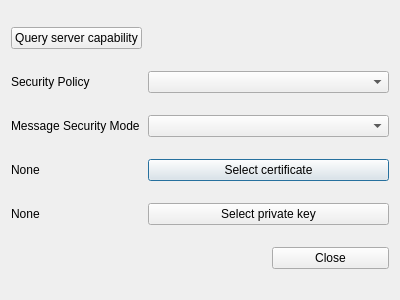
ilManno/OPCUA_PyClient_NodeServer, file client/connection_ui.ui: the form before one commit.
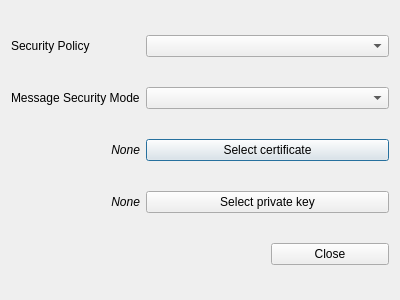
The form after the commit. Icons and pictures are not drawn.

Commit message: Update address bar and connection dialog

Diff of the .ui file:
```diff
--- a/client/connection_ui.ui
+++ b/client/connection_ui.ui
@@ -14,68 +14,77 @@
    <string>ConnectionDialog</string>
   </property>
   <layout class="QGridLayout" name="gridLayout">
-   <item row="1" column="0">
+   <item row="2" column="0">
+    <widget class="QLabel" name="certificateLabel">
+     <property name="font">
+      <font>
+       <italic>true</italic>
+      </font>
+     </property>
+     <property name="text">
+      <string>None</string>
+     </property>
+     <property name="alignment">
+      <set>Qt::AlignRight|Qt::AlignTrailing|Qt::AlignVCenter</set>
+     </property>
+    </widget>
+   </item>
+   <item row="0" column="0">
     <widget class="QLabel" name="label">
      <property name="text">
       <string>Security Policy</string>
      </property>
     </widget>
    </item>
-   <item row="1" column="1" colspan="2">
-    <widget class="QComboBox" name="policyComboBox"/>
-   </item>
-   <item row="2" column="0">
+   <item row="1" column="0">
     <widget class="QLabel" name="label_2">
      <property name="text">
       <string>Message Security Mode</string>
      </property>
     </widget>
    </item>
-   <item row="2" column="1" colspan="2">
+   <item row="1" column="1" colspan="2">
     <widget class="QComboBox" name="modeComboBox"/>
    </item>
+   <item row="0" column="1" colspan="2">
+    <widget class="QComboBox" name="policyComboBox"/>
+   </item>
    <item row="3" column="0">
-    <widget class="QLabel" name="certificateLabel">
+    <widget class="QLabel" name="privateKeyLabel">
+     <property name="font">
+      <font>
+       <italic>true</italic>
+      </font>
+     </property>
      <property name="text">
       <string>None</string>
      </property>
+     <property name="alignment">
+      <set>Qt::AlignRight|Qt::AlignTrailing|Qt::AlignVCenter</set>
+     </property>
     </widget>
    </item>
-   <item row="3" column="1" colspan="2">
+   <item row="2" column="1" colspan="2">
     <widget class="QPushButton" name="certificateButton">
      <property name="text">
       <string>Select certificate</string>
      </property>
     </widget>
    </item>
-   <item row="4" column="0">
-    <widget class="QLabel" name="privateKeyLabel">
-     <property name="text">
-      <string>None</string>
-     </property>
-    </widget>
-   </item>
-   <item row="4" column="1" colspan="2">
+   <item row="3" column="1" colspan="2">
     <widget class="QPushButton" name="privateKeyButton">
      <property name="text">
       <string>Select private key</string>
      </property>
     </widget>
    </item>
-   <item row="5" column="2">
+   <item row="4" column="2">
     <widget class="QPushButton" name="closeButton">
      <property name="text">
       <string>Close</string>
      </property>
     </widget>
    </item>
-   <item row="0" column="0">
-    <widget class="QPushButton" name="queryButton">
-     <property name="text">
-      <string>Query server capability</string>
-     </property>
-    </widget>
-   </item>
   </layout>
  </widget>
  <layoutdefault spacing="6" margin="11"/>
```
Left out of the diff: 12 changed lines with no effect on the pictures. The commit also changes 9 other files.
